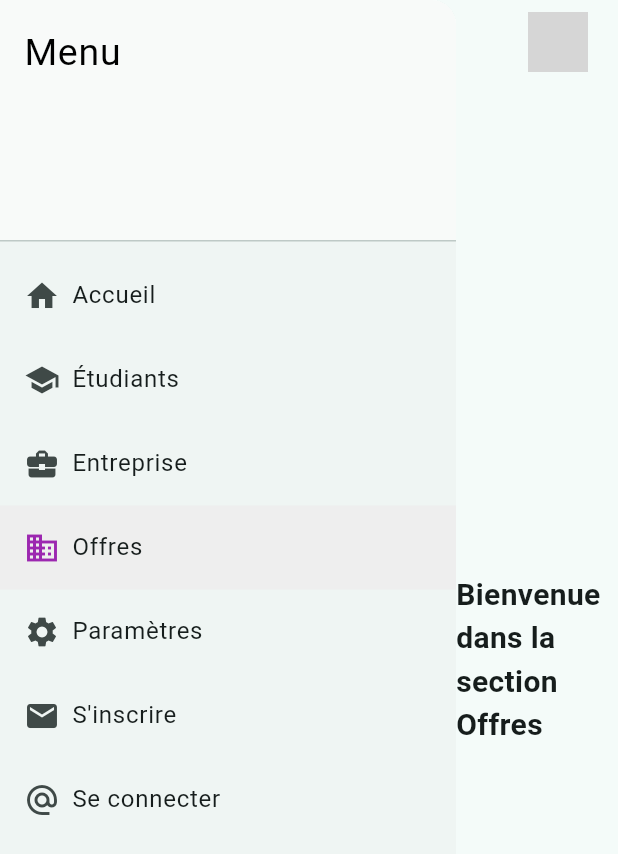
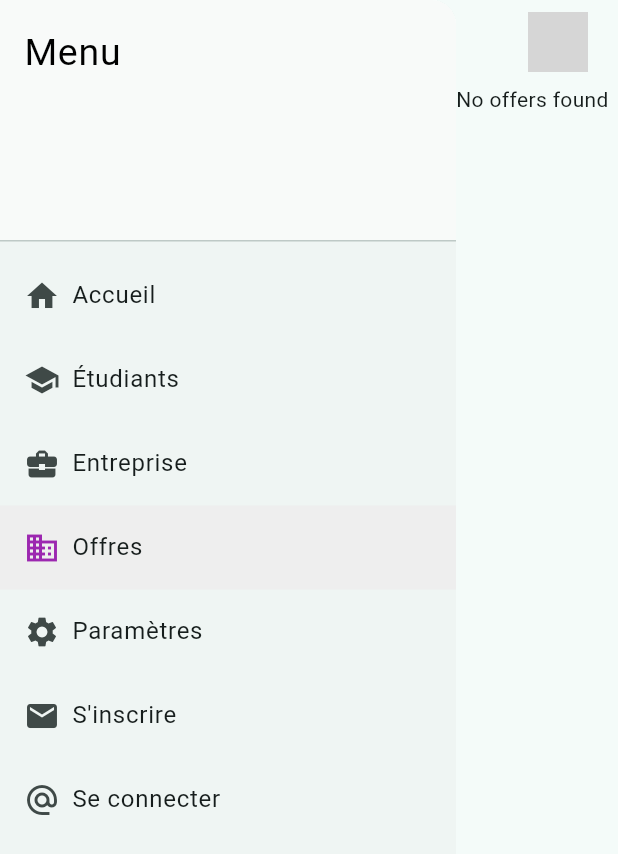
Before and after one commit to adiallo12/lpmiManageApp, a Flutter app: the screen it shows after launch, after a tap on "Offres", on a phone screen of 412 x 824 dp. Shown: the top 854 px of the screen. Run offline on Flutter 3.47's test engine with Material 3 defaults, Android fonts, the phone set to English and light mode, and no system bars; our stand-ins replace cloud_firestore, firebase_auth, firebase_core, shared_preferences, syncfusion_flutter_charts; accounts and stored records are empty; generated files the repository leaves out were written again; network calls fail; grey boxes are pictures that could not be loaded.

Commit message:
✨ Added offers listing

```diff
--- a/lib/components/side_menu.dart
+++ b/lib/components/side_menu.dart
@@ -1,7 +1,7 @@
 import 'package:flutter/material.dart';
 import 'package:lpmi/login_screen.dart';
 import '../student_screen.dart';
-import '../offer_screen.dart';
+import '../offers/screens/offer_screen.dart';
 import '../setting_screen.dart';
 import '../home_screen.dart';
 import '../entreprise_screen.dart';
--- a/lib/dashboard_screen.dart
+++ b/lib/dashboard_screen.dart
@@ -1,7 +1,7 @@
 import 'package:flutter/material.dart';
 import 'components/side_menu.dart';
 import 'student_screen.dart';
-import 'offer_screen.dart';
+import 'offers/screens/offer_screen.dart';
 import 'setting_screen.dart';
 import 'home_screen.dart';
 import 'entreprise_screen.dart';
--- a/lib/offer_screen.dart
+++ /dev/null
@@ -1,30 +0,0 @@
-import 'package:flutter/material.dart';
-import 'package:lpmi/components/profile_icon.dart';
-
-class OffersScreen extends StatelessWidget {
-  @override
-  Widget build(BuildContext context) {
-    return Scaffold(
-      appBar: AppBar(
-        title: Text("Section Offres"),
-        actions: <Widget>[
-          ProfileIcon(
-              imageUrl:
-                  'assets/images/profil_picture.jpg'), // Remplacez avec l'URL réelle
-        ],
-      ),
-      body: Row(
-        children: <Widget>[
-          Expanded(
-            child: Center(
-              child: Text(
-                "Bienvenue dans la section Offres",
-                style: TextStyle(fontSize: 20, fontWeight: FontWeight.bold),
-              ),
-            ),
-          ),
-        ],
-      ),
-    );
-  }
-}
--- /dev/null
+++ b/lib/offers/controller/offers_controller.dart
@@ -0,0 +1,23 @@
+// offers controller to retrieve datas from firestore names 'offers
+
+import 'package:cloud_firestore/cloud_firestore.dart';
+import 'package:flutter/material.dart';
+import 'package:lpmi/offers/models/offers.dart';
+
+class OffersController extends ChangeNotifier {
+  final FirebaseFirestore _firestore = FirebaseFirestore.instance;
+
+  List<Offer> _offers = [];
+
+  Future<List<Offer>> fetchOffers() async {
+    try {
+      final offers = await _firestore.collection('offers').get();
+      _offers = offers.docs.map((e) => Offer.fromDocument(e.data())).toList();
+      return _offers;
+    } catch (e) {
+      throw e;
+    }
+  }
+
+  List<Offer> get offers => _offers;
+}
--- /dev/null
+++ b/lib/offers/models/offers.dart
@@ -0,0 +1,46 @@
+import 'package:cloud_firestore/cloud_firestore.dart';
+
+class Offer {
+  String id;
+  String description;
+  String entreprise;
+  String titre;
+  Timestamp date;
+
+  Offer({
+    required this.id,
+    required this.description,
+    required this.entreprise,
+    required this.titre,
+    required this.date,
+  });
+
+  factory Offer.fromDocument(Map<String, dynamic> json) => Offer(
+        id: json['id'] ?? '',
+        description: json['description'] ?? '',
+        entreprise: json['entreprise'] ?? '',
+        titre: json['titre'] ?? '',
+        date: json['date'] ?? '',
+      );
+
+  Map<String, dynamic> toJson() => {
+        'id': id,
+        'description': description,
+        'entreprise': entreprise,
+        'titre': titre,
+        'date': date,
+      };
+}
+
+class Offers {
+  List<Offer> offers;
+
+  Offers({required this.offers});
+
+  factory Offers.fromJson(List<dynamic> json) {
+    List<Offer> offers = <Offer>[];
+    offers = json.map((e) => Offer.fromDocument(e)).toList();
+
+    return Offers(offers: offers);
+  }
+}
--- /dev/null
+++ b/lib/offers/screens/offer_screen.dart
@@ -0,0 +1,47 @@
+import 'package:flutter/material.dart';
+import 'package:lpmi/components/profile_icon.dart';
+import 'package:lpmi/offers/controller/offers_controller.dart';
+import 'package:lpmi/offers/models/offers.dart';
+
+class OffersScreen extends StatelessWidget {
+  final OffersController offersController = OffersController();
+
+  @override
+  Widget build(BuildContext context) {
+    return Scaffold(
+      appBar: AppBar(
+        title: Text("Section Offres"),
+        actions: <Widget>[
+          ProfileIcon(
+              imageUrl:
+                  'assets/images/profil_picture.jpg'), // Replace with the actual URL
+        ],
+      ),
+      body: FutureBuilder<List<Offer>>(
+        future: offersController.fetchOffers(), // Call the fetchOffers method
+        builder: (BuildContext context, AsyncSnapshot<List<Offer>> snapshot) {
+          if (snapshot.hasData) {
+            List<Offer>? offers = snapshot.data;
+            if (offers == null || offers.isEmpty) {
+              return Text('No offers found');
+            }
+            return ListView.builder(
+              itemCount: offers.length,
+              itemBuilder: (context, index) {
+                return ListTile(
+                  title: Text(offers[index].titre),
+                  subtitle: Text(offers[index].entreprise),
+                  trailing: Text(offers[index].description),
+                );
+              },
+            );
+          } else if (snapshot.hasError) {
+            return Text('Error: ${snapshot.error}');
+          } else {
+            return CircularProgressIndicator();
+          }
+        },
+      ),
+    );
+  }
+}
--- a/pubspec.yaml
+++ b/pubspec.yaml
@@ -23,6 +23,7 @@ dependencies:
   shared_preferences: ^2.2.2
   firebase_auth: ^4.16.0
   provider: ^6.1.1
+  cloud_firestore: ^4.14.0
 
 dev_dependencies:
   flutter_test:
```
Also changed, not shown: pubspec.lock, 3 other files.
